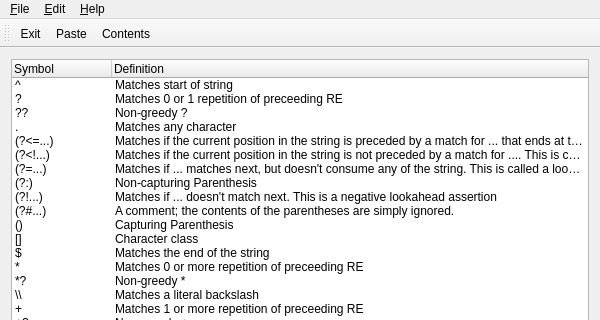
Qt form modules/referenceBA.ui (luksan/kodos) before a commit; both pictures show x 0 to 600 and y 0 to 320 of the 600 by 605 pixel window.
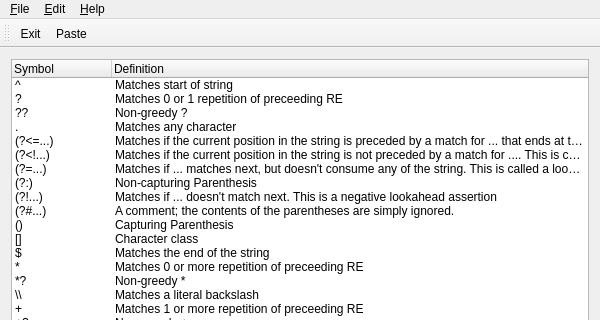
The same form after that commit. Icons and pictures are not drawn.

The edit to the form file:
```diff
--- a/modules/referenceBA.ui
+++ b/modules/referenceBA.ui
@@ -325,7 +325,6 @@
    </attribute>
    <addaction name="fileExitAction"/>
    <addaction name="editPasteAction"/>
-   <addaction name="helpContentsAction"/>
   </widget>
   <widget class="QMenuBar" name="MenuBar">
    <property name="geometry">
```
Left out of the diff: 25 changed lines with no effect on the pictures.
